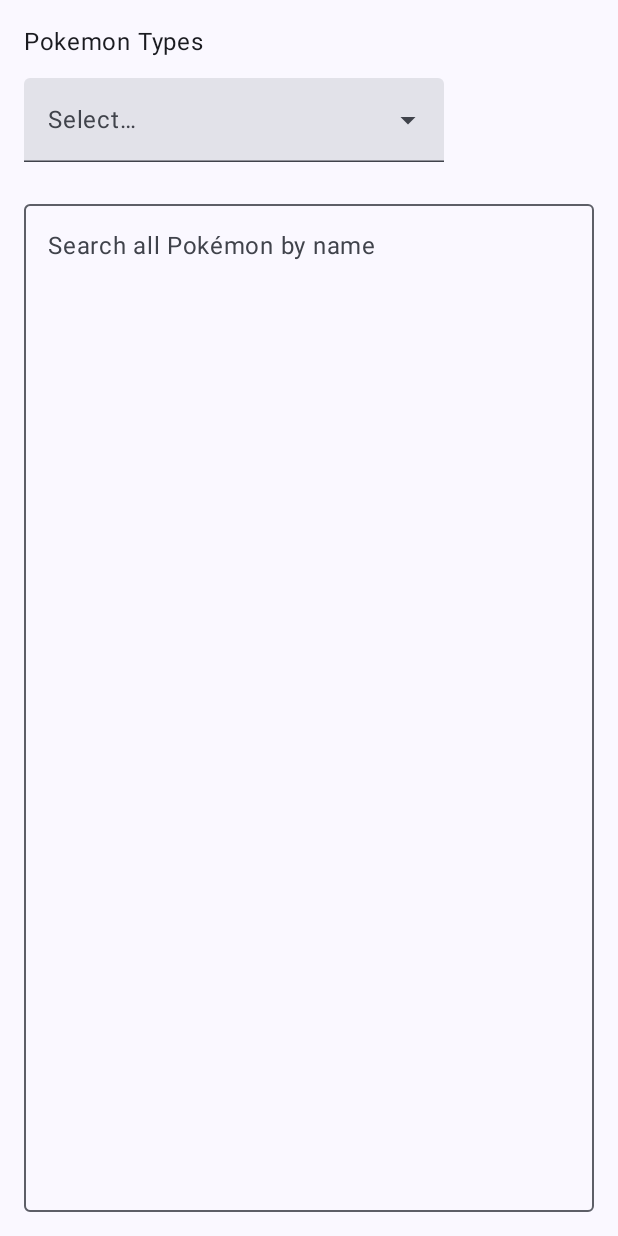
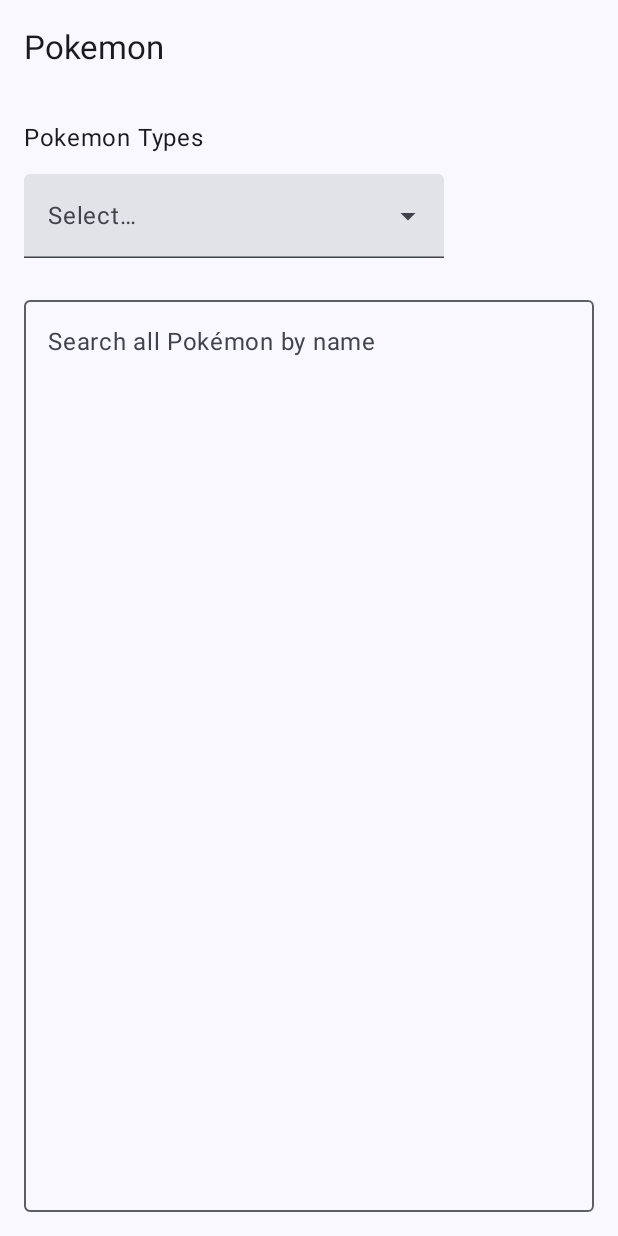
Before and after one commit to JNorbert20/Pokemon, an Android app built with Jetpack Compose: the screen it shows after launch (MainActivity), on a phone screen of 412 x 824 dp. Run offline under Robolectric (Android 15) with nearby library versions, the phone set to English and light mode, and no system bars; our stand-ins replace Dagger/Hilt's generated code, Room's generated code; pictures from the network do not load; 3 statements that could not run were skipped.

Commit message:
navigaton added to the app

```diff
--- a/app/src/main/java/com/example/pokemon/MainActivity.kt
+++ b/app/src/main/java/com/example/pokemon/MainActivity.kt
@@ -15,6 +15,11 @@ import androidx.compose.material3.ExposedDropdownMenuDefaults
 import androidx.compose.material3.OutlinedTextField
 import androidx.compose.material3.menuAnchor
 import androidx.compose.material3.Scaffold
+import androidx.compose.material3.TopAppBar
+import androidx.compose.material3.IconButton
+import androidx.compose.material3.Icon
+import androidx.compose.material.icons.Icons
+import androidx.compose.material.icons.filled.ArrowBack
 import androidx.compose.material3.Text
 import androidx.compose.material3.TextField
 import androidx.compose.runtime.Composable
@@ -46,7 +51,22 @@ class MainActivity : ComponentActivity() {
         setContent {
             PokemonTheme {
                 val navController = rememberNavController()
-                Scaffold(modifier = Modifier.fillMaxSize()) { innerPadding ->
+                Scaffold(
+                    topBar = {
+                        TopAppBar(
+                            title = { Text("Pokemon") },
+                            navigationIcon = {
+                                val canPop = navController.previousBackStackEntry != null
+                                if (canPop) {
+                                    IconButton(onClick = { navController.popBackStack() }) {
+                                        Icon(Icons.Default.ArrowBack, contentDescription = "Back")
+                                    }
+                                }
+                            }
+                        )
+                    },
+                    modifier = Modifier.fillMaxSize()
+                ) { innerPadding ->
                     NavHost(
                         navController = navController,
                         startDestination = "home",
--- a/app/src/main/java/com/example/pokemon/ui/viewmodel/DetailViewModel.kt
+++ b/app/src/main/java/com/example/pokemon/ui/viewmodel/DetailViewModel.kt
@@ -16,10 +16,13 @@ class DetailViewModel @Inject constructor(
 ) : ViewModel() {
     private val _pokemon: MutableStateFlow<Pokemon?> = MutableStateFlow(null)
     val pokemon: StateFlow<Pokemon?> = _pokemon
+    private var lastLoadedName: String? = null
 
     fun load(name: String) {
         viewModelScope.launch {
+            if (lastLoadedName == name && _pokemon.value != null) return@launch
             _pokemon.value = getDetail(name)
+            lastLoadedName = name
         }
     }
 }
--- a/app/src/main/java/com/example/pokemon/ui/viewmodel/MainViewModel.kt
+++ b/app/src/main/java/com/example/pokemon/ui/viewmodel/MainViewModel.kt
@@ -28,15 +28,22 @@ class MainViewModel @Inject constructor(
     private val _searchResults: MutableStateFlow<List<Pokemon>> = MutableStateFlow(emptyList())
     val searchResults: StateFlow<List<Pokemon>> = _searchResults
 
+    private var typesLoaded: Boolean = false
+    private var lastTypeRequested: String? = null
+
     fun loadTypes() {
         viewModelScope.launch {
+            if (typesLoaded) return@launch
             _types.value = getTypes()
+            typesLoaded = true
         }
     }
 
     fun loadPokemonsForType(typeName: String) {
         viewModelScope.launch {
+            if (lastTypeRequested == typeName && _pokemonByType.value.isNotEmpty()) return@launch
             _pokemonByType.value = getPokemonsByType(typeName)
+            lastTypeRequested = typeName
         }
     }
 
```
